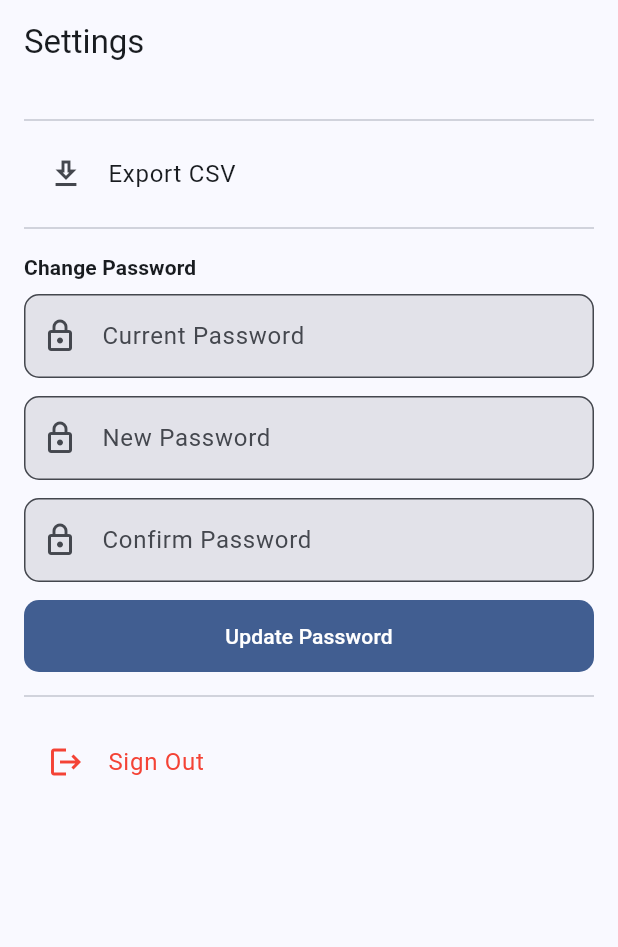
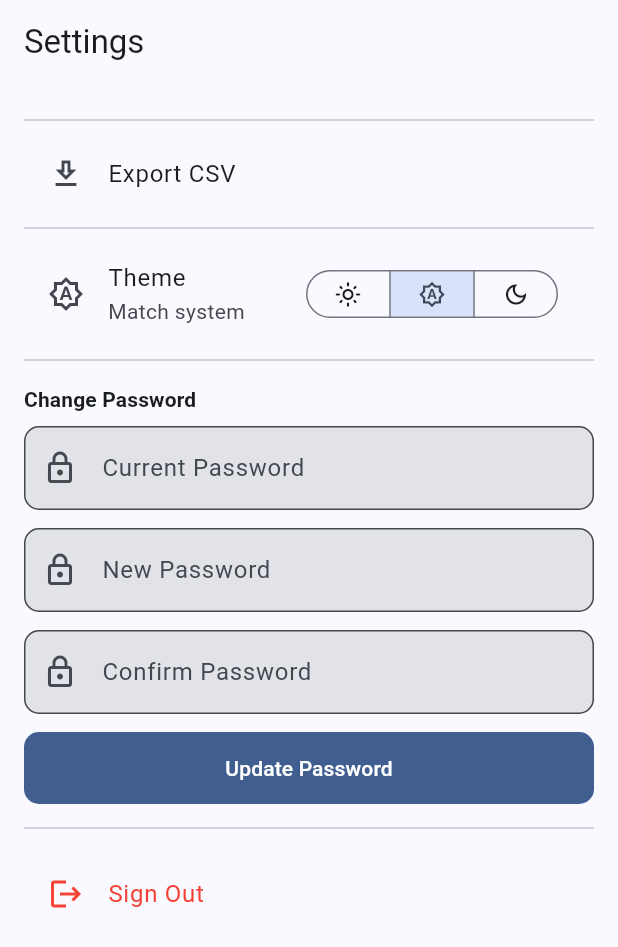
Before and after one commit to kappaborg/ocr-bills, a Flutter app: the SettingsScreen screen opened by its route, on a phone screen of 412 x 824 dp. Shown: the top 947 px of the screen. Run offline on Flutter 3.47's test engine with Material 3 defaults, Android fonts, the phone set to English and light mode, and no system bars; our stand-ins replace camera, dio, flutter_riverpod, flutter_secure_storage, go_router, image_picker and 3 more; accounts and stored records are empty.

Commit message:
Mobile feature parity with web: SSE, smart confirm, thumbs, theme, quota wall
Brings the Flutter app up to the same UX bar as the Next.js frontend:

- Real-time receipt status via the backend's /receipts/{id}/events SSE
  stream, with a 2s polling fallback when the stream errors (proxy /
  network). Replaces the unconditional polling Timer on detail screen.
- Plan-aware soft-wall: any 402 from /receipts/upload now surfaces an
  AlertDialog with a "See plans" CTA instead of a generic red snackbar.
- Smart confirm: high-confidence items collapse to one-line cards;
  medium gets a "Review" pill; low gets an amber border + warning.
  Sum-of-items vs receipt total mismatch (>1%) raises a banner.
- Auth-protected receipt thumbnails fed from /receipts/{id}/thumbnail
  used everywhere ReceiptCard renders (list, dashboard recents).
- Persistent ThemeMode (light / dark / system) wired through Riverpod,
  stored in flutter_secure_storage so it survives restarts. Toggle is
  a SegmentedButton in Settings.

Co-Authored-By: Claude Opus 4.7 (1M context) <noreply@anthropic.com>

```diff
--- a/mobile/lib/core/api/endpoints.dart
+++ b/mobile/lib/core/api/endpoints.dart
@@ -12,7 +12,9 @@ class Endpoints {
   static const receipts = '/receipts';
   static String receiptById(int id) => '/receipts/$id';
   static String receiptImage(int id) => '/receipts/$id/image';
+  static String receiptThumbnail(int id) => '/receipts/$id/thumbnail';
   static String receiptConfirm(int id) => '/receipts/$id/confirm';
+  static String receiptEvents(int id) => '/receipts/$id/events';
 
   // Transactions
   static const transactions = '/transactions';
--- a/mobile/lib/core/storage/secure_storage.dart
+++ b/mobile/lib/core/storage/secure_storage.dart
@@ -5,6 +5,7 @@ class SecureStorage {
     aOptions: AndroidOptions(encryptedSharedPreferences: true),
   );
   static const _tokenKey = 'jwt_token';
+  static const _themeKey = 'theme_mode';
 
   static Future<void> saveToken(String token) =>
       _storage.write(key: _tokenKey, value: token);
@@ -12,4 +13,11 @@ class SecureStorage {
   static Future<String?> getToken() => _storage.read(key: _tokenKey);
 
   static Future<void> deleteToken() => _storage.delete(key: _tokenKey);
+
+  // Theme preference: "light" | "dark" | "system". Stored alongside the token
+  // so we don't need a second storage backend for one tiny pref.
+  static Future<void> saveTheme(String value) =>
+      _storage.write(key: _themeKey, value: value);
+
+  static Future<String?> getTheme() => _storage.read(key: _themeKey);
 }
--- /dev/null
+++ b/mobile/lib/core/theme/theme_provider.dart
@@ -0,0 +1,35 @@
+import 'package:flutter/material.dart';
+import 'package:flutter_riverpod/flutter_riverpod.dart';
+
+import '../storage/secure_storage.dart';
+
+/// App-wide theme mode persisted in secure storage.
+///
+/// Mirrors the web frontend: three states (light / dark / system). On launch
+/// we hydrate from disk; user toggles via Settings get written back so the
+/// preference survives restarts.
+class ThemeModeNotifier extends StateNotifier<ThemeMode> {
+  ThemeModeNotifier() : super(ThemeMode.system) {
+    _hydrate();
+  }
+
+  Future<void> _hydrate() async {
+    final saved = await SecureStorage.getTheme();
+    switch (saved) {
+      case 'light': state = ThemeMode.light; break;
+      case 'dark':  state = ThemeMode.dark;  break;
+      case 'system':
+      case null:
+      default:      state = ThemeMode.system;
+    }
+  }
+
+  Future<void> set(ThemeMode mode) async {
+    state = mode;
+    await SecureStorage.saveTheme(mode.name);
+  }
+}
+
+final themeModeProvider = StateNotifierProvider<ThemeModeNotifier, ThemeMode>(
+  (ref) => ThemeModeNotifier(),
+);
--- a/mobile/lib/features/settings/presentation/settings_screen.dart
+++ b/mobile/lib/features/settings/presentation/settings_screen.dart
@@ -3,6 +3,7 @@ import 'package:flutter_riverpod/flutter_riverpod.dart';
 import 'package:go_router/go_router.dart';
 
 import '../../../core/api/api_exception.dart';
+import '../../../core/theme/theme_provider.dart';
 import '../../auth/providers/auth_provider.dart';
 
 class SettingsScreen extends ConsumerStatefulWidget {
@@ -78,6 +79,8 @@ class _SettingsScreenState extends ConsumerState<SettingsScreen> {
             onTap: () => context.push('/export'),
           ),
           const Divider(),
+          _ThemeTile(),
+          const Divider(),
           Padding(
             padding: const EdgeInsets.symmetric(vertical: 8),
             child: Text('Change Password', style: Theme.of(context).textTheme.titleSmall?.copyWith(fontWeight: FontWeight.bold)),
@@ -115,3 +118,34 @@ class _SettingsScreenState extends ConsumerState<SettingsScreen> {
     );
   }
 }
+
+class _ThemeTile extends ConsumerWidget {
+  @override
+  Widget build(BuildContext context, WidgetRef ref) {
+    final mode = ref.watch(themeModeProvider);
+    return ListTile(
+      leading: Icon(switch (mode) {
+        ThemeMode.light  => Icons.light_mode_outlined,
+        ThemeMode.dark   => Icons.dark_mode_outlined,
+        ThemeMode.system => Icons.brightness_auto_outlined,
+      }),
+      title: const Text('Theme'),
+      subtitle: Text(switch (mode) {
+        ThemeMode.light  => 'Light',
+        ThemeMode.dark   => 'Dark',
+        ThemeMode.system => 'Match system',
+      }),
+      trailing: SegmentedButton<ThemeMode>(
+        showSelectedIcon: false,
+        style: const ButtonStyle(visualDensity: VisualDensity.compact),
+        segments: const [
+          ButtonSegment(value: ThemeMode.light,  icon: Icon(Icons.light_mode_outlined, size: 18)),
+          ButtonSegment(value: ThemeMode.system, icon: Icon(Icons.brightness_auto_outlined, size: 18)),
+          ButtonSegment(value: ThemeMode.dark,   icon: Icon(Icons.dark_mode_outlined, size: 18)),
+        ],
+        selected: {mode},
+        onSelectionChanged: (s) => ref.read(themeModeProvider.notifier).set(s.first),
+      ),
+    );
+  }
+}
--- a/mobile/lib/main.dart
+++ b/mobile/lib/main.dart
@@ -3,6 +3,7 @@ import 'package:flutter_riverpod/flutter_riverpod.dart';
 
 import 'core/routing/app_router.dart';
 import 'core/theme/app_theme.dart';
+import 'core/theme/theme_provider.dart';
 
 void main() {
   WidgetsFlutterBinding.ensureInitialized();
@@ -15,11 +16,12 @@ class ReceiptScannerApp extends ConsumerWidget {
   @override
   Widget build(BuildContext context, WidgetRef ref) {
     final router = ref.watch(routerProvider);
+    final themeMode = ref.watch(themeModeProvider);
     return MaterialApp.router(
       title: 'Receipt Scanner',
       theme: AppTheme.light,
       darkTheme: AppTheme.dark,
-      themeMode: ThemeMode.system,
+      themeMode: themeMode,
       routerConfig: router,
       debugShowCheckedModeBanner: false,
     );
```
Also changed, not shown: mobile/lib/features/scanner/presentation/scanner_screen.dart (+6 -3 lines), mobile/lib/shared/widgets/quota_dialog.dart (added, +58 -0 lines), mobile/lib/shared/widgets/receipt_card.dart (+2 -9 lines), mobile/lib/shared/widgets/receipt_thumbnail.dart (added, +59 -0 lines).
